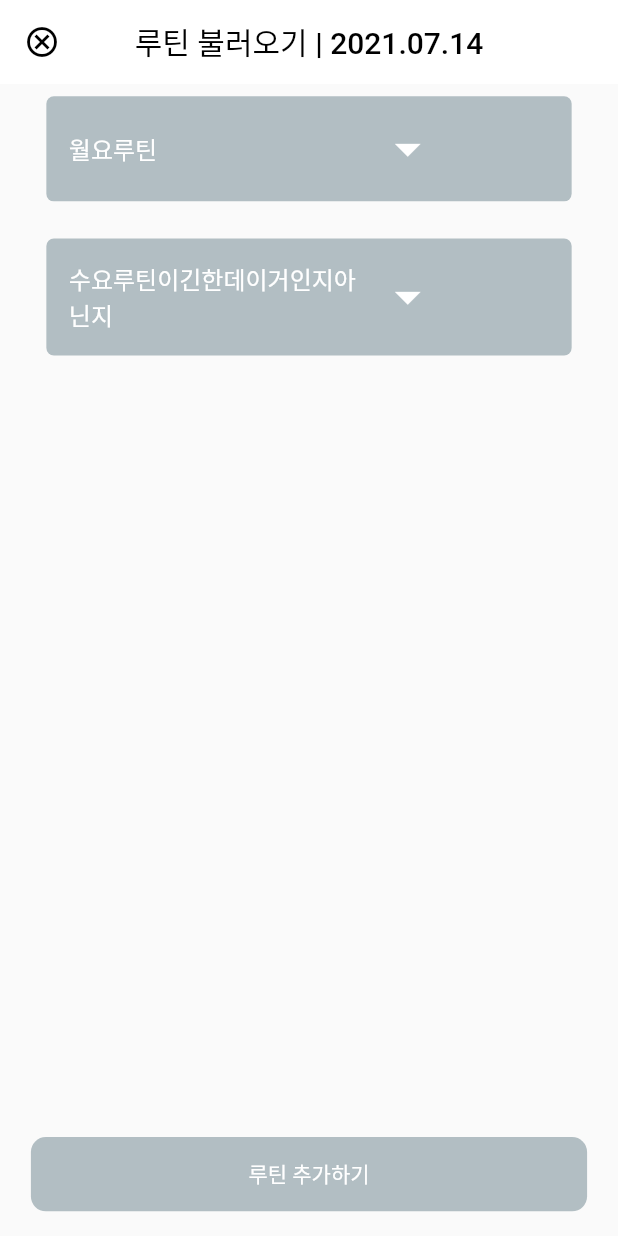
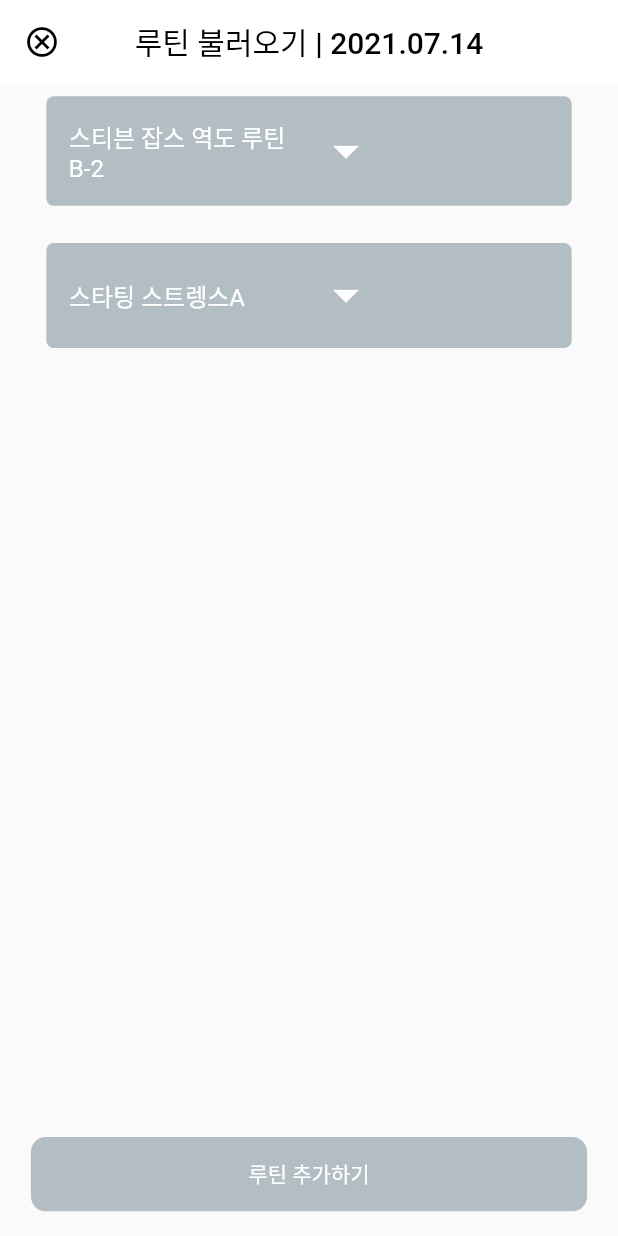
Before and after one commit to 812jay/do-it, a Flutter app: the screen it shows after launch, after a tap on "루틴 불러오기", on a phone screen of 412 x 824 dp. Run offline on Flutter 3.47's test engine with Material 2 defaults, Android fonts, the phone set to English and light mode, and no system bars; our stand-ins replace flutter_sticky_header, get, table_calendar.

Commit message:
루틴불러오기 / 루틴박스 제목 수정

```diff
--- a/lib/ui/widget/my_calendar/routine_plan.dart
+++ b/lib/ui/widget/my_calendar/routine_plan.dart
@@ -18,7 +18,7 @@ class _RoutinePlanState extends State<RoutinePlan> {
 
   List<Map<String, dynamic>> routines = [
     {
-      'routineTitle': '월요루틴',
+      'routineTitle': '스티븐 잡스 역도 루틴B-2',
       'workouts': [
         {'title': '스내치', 'category': '역도', 'bookmarked': true},
         {'title': '프론트 스쿼트', 'category': '하체', 'bookmarked': true},
@@ -26,7 +26,7 @@ class _RoutinePlanState extends State<RoutinePlan> {
       ],
     },
     {
-      'routineTitle': '수요루틴이긴한데이거인지아닌지',
+      'routineTitle': '스타팅 스트렝스A',
       'workouts': [
         {'title': '클린 앤 저크', 'category': '역도', 'bookmarked': true},
         {'title': '오버헤드 프레스', 'category': '어깨', 'bookmarked': true},
@@ -132,7 +132,7 @@ class _RoutinePlanState extends State<RoutinePlan> {
                     children: [
                       Container(
                         // width: width * 0.3,
-                        width: width * 0.5,
+                        width: width * 0.4,
                         child: Text(
                           routine['routineTitle'],
                           overflow: TextOverflow.visible,
```
